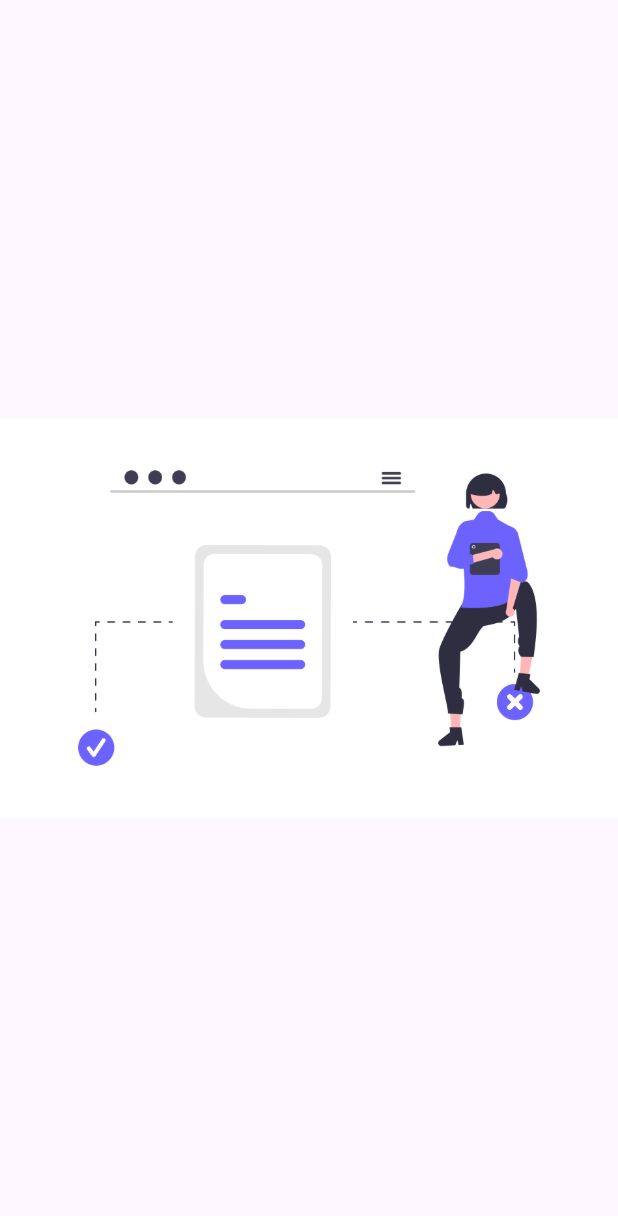
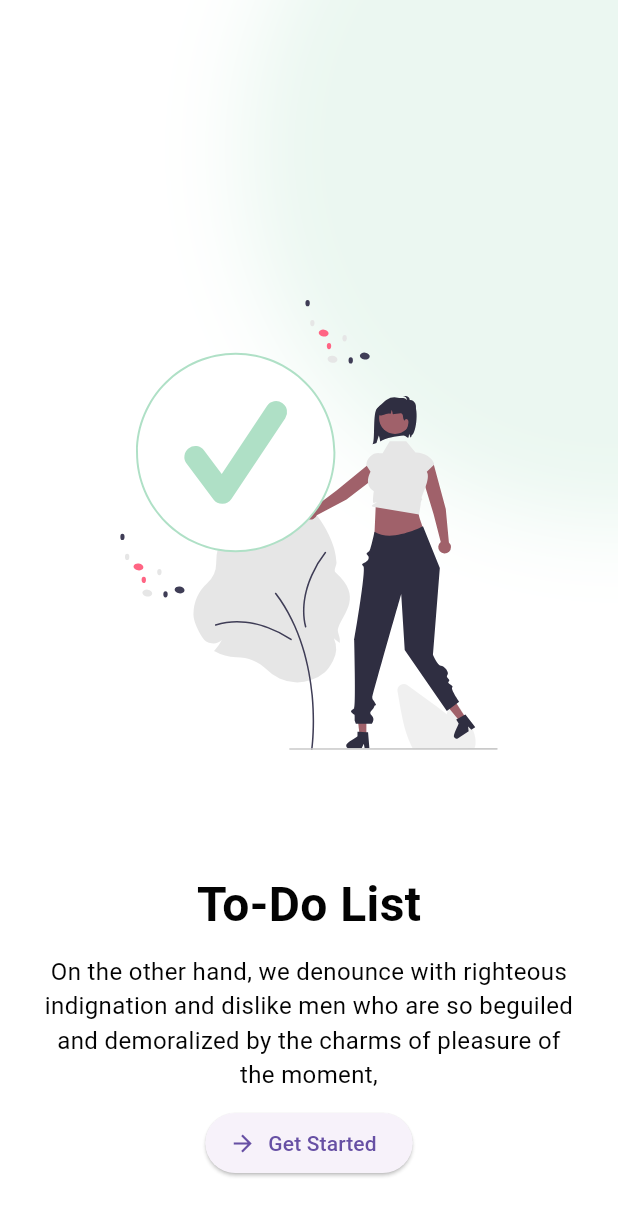
Before and after one commit to Luckystartech/todoapp, a Flutter app: the screen it shows after launch, on a phone screen of 412 x 824 dp. Shown: the top 1216 px of the screen. Run offline on Flutter 3.47's test engine with Material 3 defaults, Android fonts, the phone set to English and light mode, and no system bars; our stand-ins replace flutter_svg.

Commit message:
added illustrations, text and buttons on the splash screen

```diff
--- a/lib/main.dart
+++ b/lib/main.dart
@@ -2,7 +2,7 @@ import 'package:flutter/material.dart';
 import 'package:todoapp/splash_screen.dart';
 
 void main(){
-  runApp(MyApp());
+  runApp(const MyApp());
 }
 
 
@@ -14,7 +14,7 @@ class MyApp extends StatelessWidget {
     return MaterialApp(
       debugShowCheckedModeBanner: false,
       theme: ThemeData(primaryColor: Colors.blue),
-      home: SplashScreen(),
+      home: const SplashScreen(),
     );
   }
 }
--- a/lib/splash_screen.dart
+++ b/lib/splash_screen.dart
@@ -1,19 +1,99 @@
+import 'dart:ui';
+
+import 'package:flutter/cupertino.dart';
 import 'package:flutter/material.dart';
+import 'package:flutter/widgets.dart';
+import 'package:flutter_svg/svg.dart';
 
-class SplashScreen extends StatelessWidget {
+import 'utils/widgets/my_circle_widget.dart';
+
+class SplashScreen extends StatefulWidget {
   const SplashScreen({super.key});
 
   @override
+  State<SplashScreen> createState() => _SplashScreenState();
+}
+
+class _SplashScreenState extends State<SplashScreen> {
+  @override
   Widget build(BuildContext context) {
     return Scaffold(
-      body: Row(
+      backgroundColor: Colors.white,
+      body: Column(
         children: [
-          Center(
-            child: Image.asset(
-              'images/illustrator_1.png',
+          Container(
+            color: Colors.white,
+            padding: const EdgeInsets.all(0),
+            child: SizedBox(
               width: MediaQuery.of(context).size.width,
+              child: Stack(
+                children: [
+                  const Positioned(
+                    top: -150,
+                    right: -250,
+                    child: MyCircleWidget(
+                      width: 500,
+                      height: 500,
+                      radius: 500,
+                      padding: 0,
+                    ),
+                  ),
+
+                  // image carousel
+                  Padding(
+                    padding:
+                        const EdgeInsets.only(top: 200, left: 25, right: 25),
+                    child: Center(
+                      child: Column(
+                        children: [
+                          SvgPicture.asset(
+                            'images/illustration_1.svg',
+                            height: 300,
+                          ),
+                          const SizedBox(
+                            height: 80,
+                          ),
+                          const Text(
+                            'To-Do List',
+                            style: TextStyle(
+                              fontSize: 32,
+                              fontWeight: FontWeight.bold,
+                              color: Color(0xFF030303),
+                            ),
+                          ),
+                          const SizedBox(
+                            height: 10,
+                          ),
+                          const Text(
+                            'On the other hand, we denounce with righteous indignation and dislike men who are so beguiled and demoralized by the charms of pleasure of the moment,',
+                            textAlign: TextAlign.center,
+                            style: TextStyle(
+                              fontSize: 16,
+                              fontFamily: 'Roboto',
+                              color: Color(0xFF030303),
+                            ),
+                          ),
+                          const SizedBox(
+                            height: 10,
+                          ),
+                          Container(
+                            child: ElevatedButton.icon(
+                              onPressed: () {},
+                              icon: Icon(Icons.arrow_forward,),
+                              label: Text('Get Started',),
+                              style: ButtonStyle(
+                                // backgroundColor: ,
+                              ),
+                            ),
+                          )
+                        ],
+                      ),
+                    ),
+                  )
+                ],
+              ),
             ),
-          ),
+          )
         ],
       ),
     );
--- /dev/null
+++ b/lib/utils/widgets/my_circle_widget.dart
@@ -0,0 +1,44 @@
+import 'package:flutter/material.dart';
+
+class MyCircleWidget extends StatelessWidget {
+  const MyCircleWidget({
+    super.key,
+    this.width,
+    this.height,
+    this.radius,
+    this.child,
+    this.padding,
+  });
+
+  final double? width;
+  final double? height;
+  final double? radius;
+  final double? padding;
+  final Widget? child;
+
+  @override
+  Widget build(BuildContext context) {
+    return Container(
+      width: width,
+      height: height,
+      padding: EdgeInsets.all(padding!),
+      decoration: ShapeDecoration(
+        // color: Color(0xFFAFE0C6).withOpacity(0.15),
+        shadows: [
+          BoxShadow(
+            color: Color(0xFFAFE0C6).withOpacity(0.25),
+            blurRadius: 50,
+          )
+        ],
+        shape: RoundedRectangleBorder(
+          borderRadius: BorderRadius.circular(radius!),
+        ),
+      ),
+      // decoration: BoxDecoration(
+      //   borderRadius: BorderRadius.circular(radius!),
+      //   color: Color(0xFFAFE0C6).withOpacity(0.15),
+      // ),
+      child: child,
+    );
+  }
+}
--- a/pubspec.yaml
+++ b/pubspec.yaml
@@ -35,6 +35,7 @@ dependencies:
   # The following adds the Cupertino Icons font to your application.
   # Use with the CupertinoIcons class for iOS style icons.
   cupertino_icons: ^1.0.6
+  flutter_svg: ^2.0.10+1
 
 dev_dependencies:
   flutter_test:
```
Also changed, not shown: images/illustration_1.svg (added), images/illustration_2.svg (added), images/illustration_3.svg (added), images/illustrator_1.png (deleted), images/illustrator_2.png (deleted), images/illustrator_3.png (deleted), pubspec.lock.
